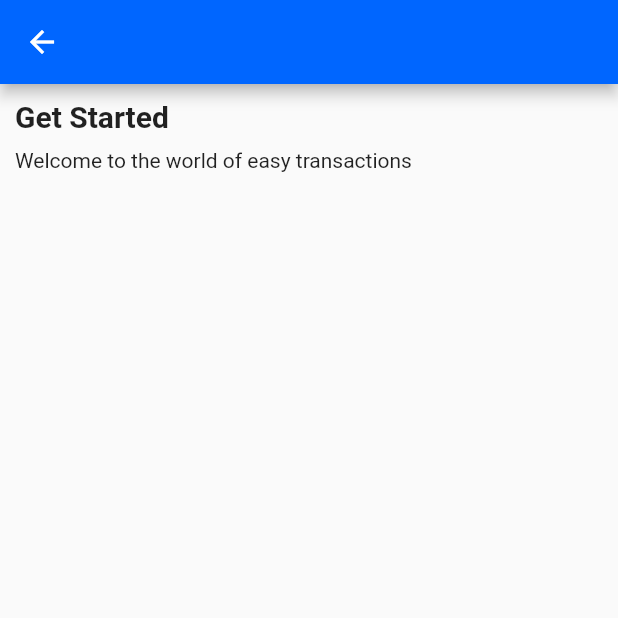
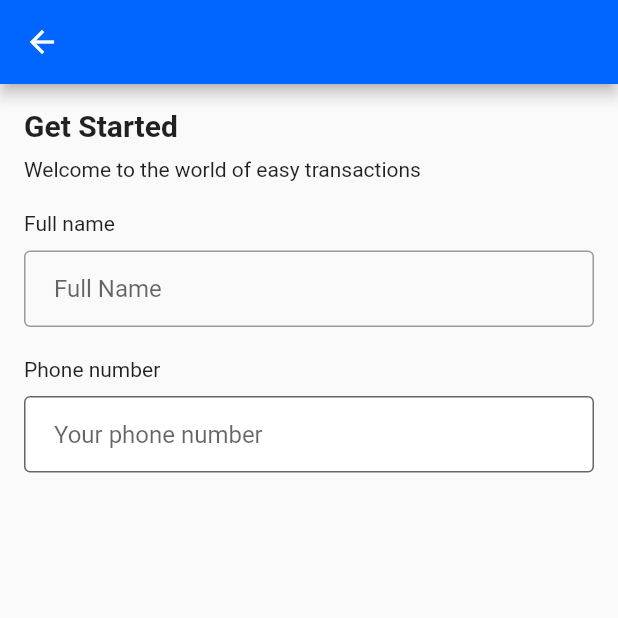
Before and after one commit to Allename/Sylar, a Flutter app: the GetStarted screen opened directly, on a phone screen of 412 x 824 dp, the top half of it. Run offline on Flutter 3.47's test engine with Material 2 defaults, Android fonts, the light colour scheme and no system bars.

Commit message:
feat: update

```diff
--- a/lib/screens/onboarding/get_started.dart
+++ b/lib/screens/onboarding/get_started.dart
@@ -1,4 +1,5 @@
 import 'package:flutter/material.dart';
+import 'package:flutter/services.dart';
 import 'package:sylar/utils/constants.dart';
 import 'package:sylar/widgets/header.dart';
 
@@ -12,11 +13,54 @@ class GetStarted extends StatelessWidget {
         backgroundColor: kPrimary,
       ),
       body: Container(
-        padding: const EdgeInsets.all(10.0),
+        padding: const EdgeInsets.all(16.0),
         child: Column(
-          // crossAxisAlignment: CrossAxisAlignment.start,
+          crossAxisAlignment: CrossAxisAlignment.start,
           children: <Widget> [
             Header(title: 'Get Started', description: 'Welcome to the world of easy transactions'),
+            SizedBox(height: 20.0),
+            Column(
+              crossAxisAlignment: CrossAxisAlignment.start,
+              children: <Widget> [
+                const Text(
+                  'Full name',
+                  style: TextStyle(
+                    fontSize: 14,
+                    fontWeight: FontWeight.w400,
+                  ),
+                ),
+                SizedBox(height: 10.0),
+                const TextField(
+                  decoration: InputDecoration(
+                    contentPadding: EdgeInsets.symmetric(vertical: 16.0, horizontal: 20.0),
+                    fillColor: Colors.white,
+                    filled: false,
+                    hintText: 'Full Name',
+                    border: OutlineInputBorder(),
+                  ),
+                ),
+                SizedBox(height: 20.0),
+                const Text(
+                  'Phone number',
+                  style: TextStyle(
+                    fontSize: 14,
+                    fontWeight: FontWeight.w400,
+                  ),
+                ),
+                SizedBox(height: 10.0),
+                TextField(
+                  keyboardType: TextInputType.number,
+                   inputFormatters: [FilteringTextInputFormatter.digitsOnly],
+                  decoration: const InputDecoration(
+                    contentPadding: EdgeInsets.symmetric(vertical: 16.0, horizontal: 20.0),
+                    fillColor: Colors.white,
+                    filled: true,
+                    hintText: 'Your phone number',
+                    border: OutlineInputBorder(),
+                  ),
+                ),
+              ],
+            ),
           ],
         ),
       ),
```
Also changed, not shown: lib/widgets/input.dart (added).
